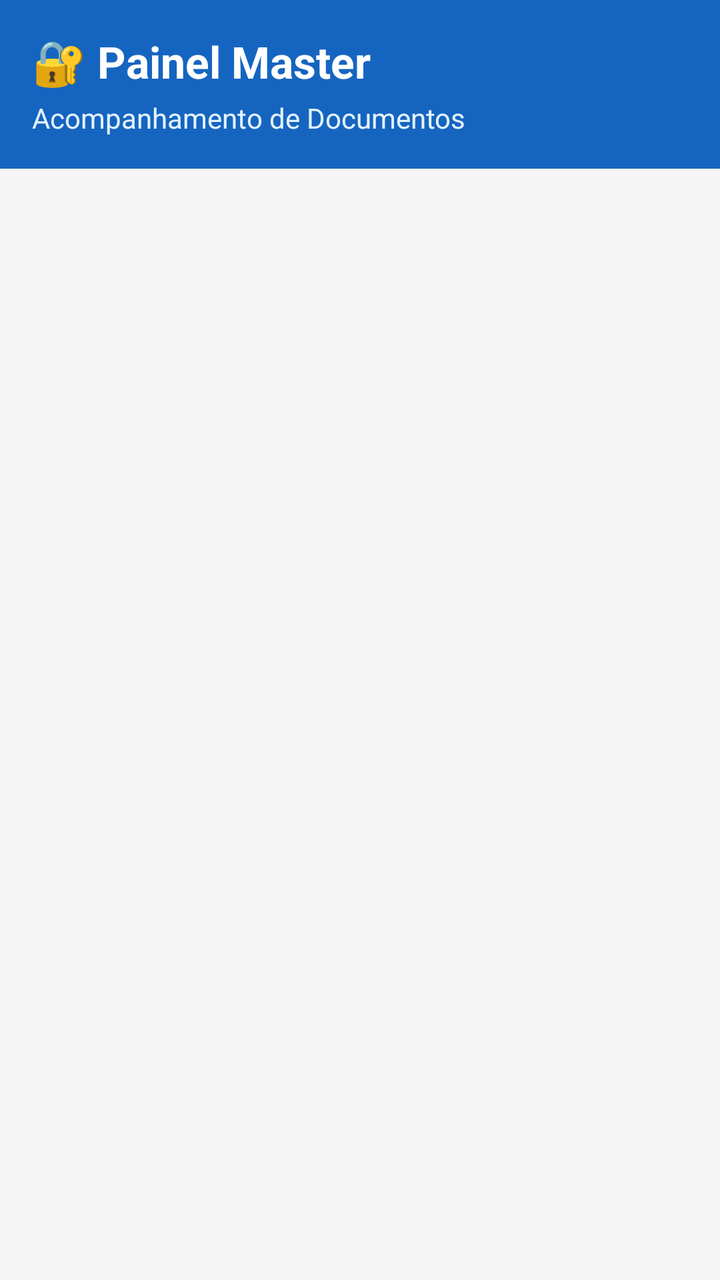
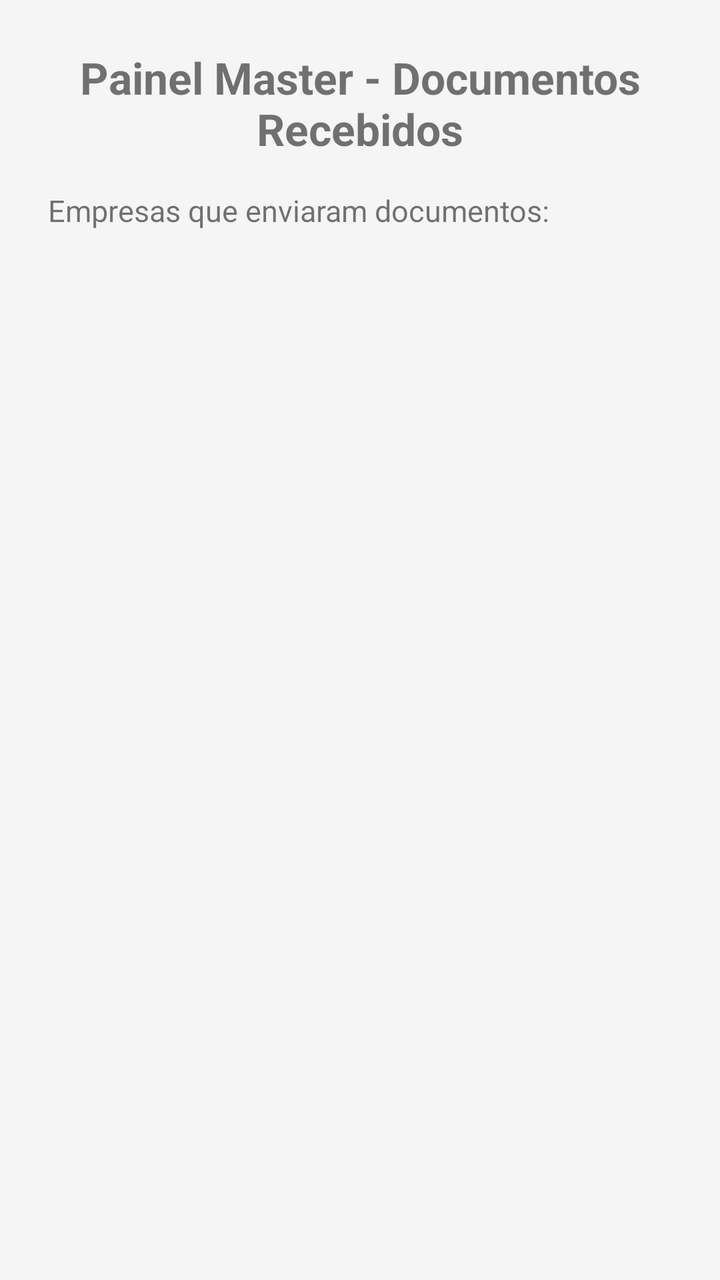

An Android layout rendered at two revisions. The XML below is the earlier revision; the diff shows what the commit changed to produce the second picture.
<!-- AndroidManifest.xml: application theme Theme.AppCompat.Light.NoActionBar -->
<!-- res/layout/painel_master.xml -->
<?xml version="1.0" encoding="utf-8"?>
<LinearLayout xmlns:android="http://schemas.android.com/apk/res/android"
    android:layout_width="match_parent"
    android:layout_height="match_parent"
    android:orientation="vertical"
    android:background="#F5F5F5">

    
    <LinearLayout
        android:layout_width="match_parent"
        android:layout_height="wrap_content"
        android:orientation="vertical"
        android:padding="16dp"
        android:background="#1565C0">

        <TextView
            android:layout_width="match_parent"
            android:layout_height="wrap_content"
            android:text="🔐 Painel Master"
            android:textSize="22sp"
            android:textStyle="bold"
            android:textColor="#FFFFFF"/>

        <TextView
            android:layout_width="match_parent"
            android:layout_height="wrap_content"
            android:text="Acompanhamento de Documentos"
            android:textSize="14sp"
            android:textColor="#E3F2FD"
            android:layout_marginTop="4dp"/>
    </LinearLayout>

    
    <ListView
        android:id="@+id/lista_empresas"
        android:layout_width="match_parent"
        android:layout_height="match_parent"
        android:divider="#E0E0E0"
        android:dividerHeight="1dp"
        android:padding="8dp"/>

</LinearLayout>
<!-- resources referenced by this layout -->
<resources>

</resources>

<!-- the commit's change to res/layout/painel_master.xml (unified diff, before → after) -->
@@ -3,40 +3,29 @@
     android:layout_width="match_parent"
     android:layout_height="match_parent"
     android:orientation="vertical"
+    android:padding="24dp"
     android:background="#F5F5F5">
 
-    
-    <LinearLayout
+    <TextView
+        android:id="@+id/titulo_master"
         android:layout_width="match_parent"
         android:layout_height="wrap_content"
-        android:orientation="vertical"
-        android:padding="16dp"
-        android:background="#1565C0">
+        android:text="Painel Master - Documentos Recebidos"
+        android:textSize="22sp"
+        android:textStyle="bold"
+        android:gravity="center"
+        android:layout_marginBottom="16dp"/>
 
-        <TextView
-            android:layout_width="match_parent"
-            android:layout_height="wrap_content"
-            android:text="🔐 Painel Master"
-            android:textSize="22sp"
-            android:textStyle="bold"
-            android:textColor="#FFFFFF"/>
+    <TextView
+        android:layout_width="match_parent"
+        android:layout_height="wrap_content"
+        android:text="Empresas que enviaram documentos:"
+        android:textSize="15sp"
+        android:layout_marginBottom="8dp"/>
 
-        <TextView
-            android:layout_width="match_parent"
-            android:layout_height="wrap_content"
-            android:text="Acompanhamento de Documentos"
-            android:textSize="14sp"
-            android:textColor="#E3F2FD"
-            android:layout_marginTop="4dp"/>
-    </LinearLayout>
-
-    
-    <ListView
+    <androidx.recyclerview.widget.RecyclerView
         android:id="@+id/lista_empresas"
         android:layout_width="match_parent"
-        android:layout_height="match_parent"
-        android:divider="#E0E0E0"
-        android:dividerHeight="1dp"
-        android:padding="8dp"/>
+        android:layout_height="match_parent"/>
 
 </LinearLayout>
